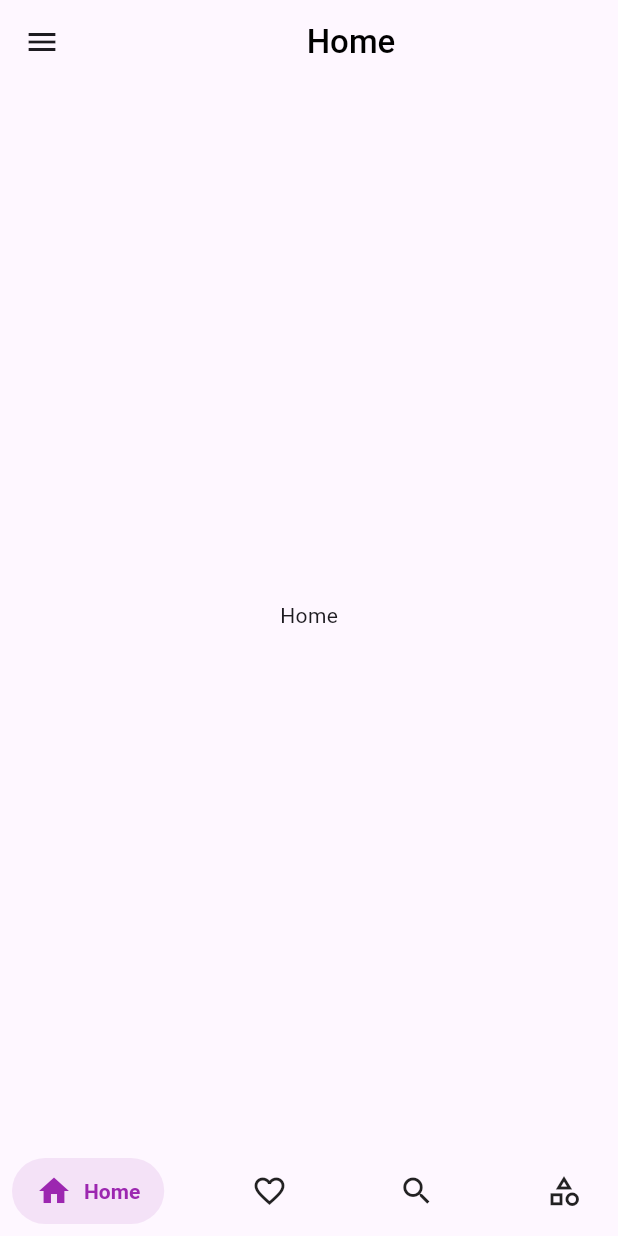
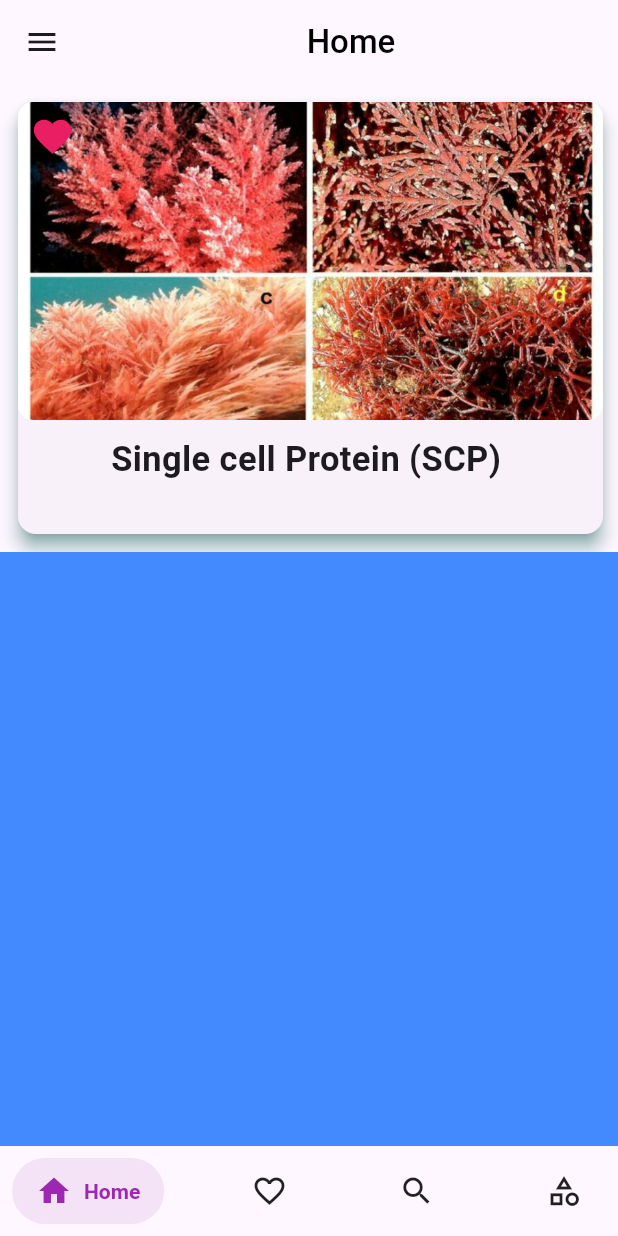
Before and after one commit to patramanik/Biology_Learner, a Flutter app: the screen it shows after launch, on a phone screen of 412 x 824 dp. Run offline on Flutter 3.47's test engine with Material 2 defaults, Android fonts, the phone set to English and light mode, and no system bars; drawn by our look-alikes of salomon_bottom_bar.

Commit message:
working on home

```diff
--- a/lib/Screens/home/HomeScreen.dart
+++ b/lib/Screens/home/HomeScreen.dart
@@ -13,6 +13,8 @@ class HomeScreen extends StatefulWidget {
 class _HomeScreenState extends State<HomeScreen> {
   @override
   Widget build(BuildContext context) {
+    double width = MediaQuery.of(context).size.width;
+    double height = MediaQuery.of(context).size.height;
     return Scaffold(
       appBar: AppBar(
         title: const Center(
@@ -26,7 +28,124 @@ class _HomeScreenState extends State<HomeScreen> {
         ),
       ),
       drawer: const MyDrawer(),
-      body: const SizedBox(child: Center(child: Text("Home"))),
+      body: SizedBox(
+          child: SingleChildScrollView(
+        scrollDirection: Axis.vertical,
+        child: Column(
+          children: [
+            SizedBox(
+              // color: Colors.amberAccent,
+              width: width,
+              height: height / 2 - 100,
+              child: ListView(
+                scrollDirection: Axis.horizontal,
+                children: [
+                  Padding(
+                    padding: const EdgeInsets.all(8.0),
+                    child: Card(
+                      shadowColor: Colors.teal,
+                      elevation: 5.0,
+                      child: SizedBox(
+                        width: 390,
+                        child: Column(
+                          children: [
+                            Stack(
+                              // alignment: AlignmentDirectional.topEnd,
+                              children: [
+                                SizedBox(
+                                  height: height / 2 - 200,
+                                  width: width,
+                                  child: ClipRRect(
+                                    borderRadius: BorderRadius.circular(10.0),
+                                    child: Image.asset(
+                                      'assets/images/Marine.jpg',
+                                      fit: BoxFit.cover,
+                                    ),
+                                  ),
+                                ),
+                                const Padding(
+                                  padding: EdgeInsets.all(8.0),
+                                  child: Icon(
+                                    Icons.favorite,
+                                    color: Colors.pink,
+                                    size: 30,
+                                  ),
+                                )
+                              ],
+                            ),
+                            const Padding(
+                              padding: EdgeInsets.all(10.0),
+                              child: Text(
+                                "Single cell Protein (SCP) ",
+                                style: TextStyle(
+                                  fontSize: 23.0,
+                                  fontWeight: FontWeight.bold,
+                                ),
+                              ),
+                            ),
+                          ],
+                        ),
+                      ),
+                    ),
+                  ),
+                  Padding(
+                    padding: const EdgeInsets.all(8.0),
+                    child: Card(
+                      shadowColor: Colors.teal,
+                      elevation: 5.0,
+                      child: SizedBox(
+                        width: 390,
+                        child: Column(
+                          children: [
+                            SizedBox(
+                              height: height / 2 - 200,
+                              // width: width,
+                              child: Stack(
+                                children: [
+                                  ClipRRect(
+                                    borderRadius: BorderRadius.circular(10.0),
+                                    child: Image.asset(
+                                      'assets/images/Labelled.jpg',
+                                      fit: BoxFit.cover,
+                                    ),
+                                  ),
+                                  const Padding(
+                                    padding: EdgeInsets.all(8.0),
+                                    child: Icon(
+                                      Icons.favorite,
+                                      color: Colors.pink,
+                                      size: 30,
+                                    ),
+                                  )
+                                ],
+                              ),
+                            ),
+                            const Padding(
+                              padding: EdgeInsets.all(10.0),
+                              child: Text(
+                                "Single cell Protein (SCP) ",
+                                style: TextStyle(
+                                  fontSize: 23.0,
+                                  fontWeight: FontWeight.bold,
+                                ),
+                              ),
+                            ),
+                          ],
+                        ),
+                      ),
+                    ),
+                  )
+                ],
+              ),
+            ),
+            Container(
+              color: Colors.blueAccent,
+              width: width,
+              height: height / 2 - 10,
+            )
+          ],
+        ),
+      )),
     );
   }
 }
```
Also changed, not shown: assets/images/Labelled.jpg (added), assets/images/Marine.jpg (added), assets/images/img2.jpg (deleted).
